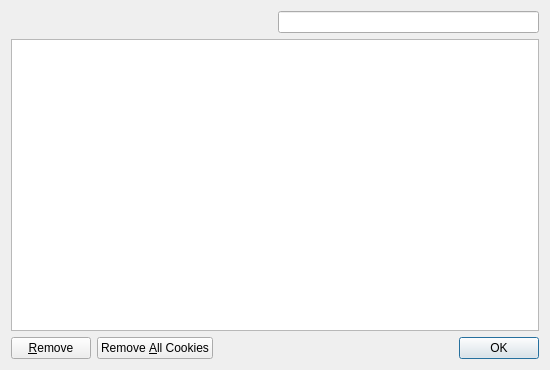
First picture: the form in src/views/browser/cookies.ui, repository trailblazing/tute, before the edit.
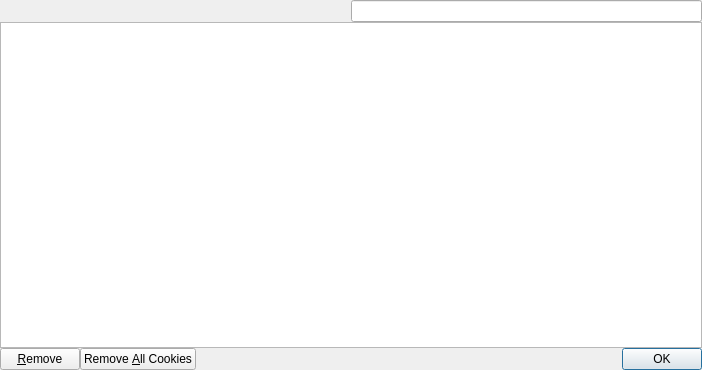
Second picture: the form after the edit. Custom widgets are drawn as their Qt base class.

```diff
--- a/src/views/browser/cookies.ui
+++ b/src/views/browser/cookies.ui
@@ -6,7 +6,7 @@
    <rect>
     <x>0</x>
     <y>0</y>
-    <width>550</width>
+    <width>702</width>
     <height>370</height>
    </rect>
   </property>
@@ -14,6 +14,21 @@
    <string>Cookies</string>
   </property>
   <layout class="QGridLayout">
+   <property name="leftMargin">
+    <number>0</number>
+   </property>
+   <property name="topMargin">
+    <number>0</number>
+   </property>
+   <property name="rightMargin">
+    <number>0</number>
+   </property>
+   <property name="bottomMargin">
+    <number>0</number>
+   </property>
+   <property name="spacing">
+    <number>0</number>
+   </property>
    <item row="0" column="0">
     <spacer>
      <property name="orientation">
@@ -31,10 +46,17 @@
     <widget class="SearchLineEdit" name="search"/>
    </item>
    <item row="1" column="0" colspan="2">
-    <widget class="EditTableView" name="cookiesTable"/>
+    <widget class="EditTableView" name="cookiesTable">
+     <property name="lineWidth">
+      <number>0</number>
+     </property>
+    </widget>
    </item>
    <item row="2" column="0" colspan="2">
     <layout class="QHBoxLayout">
+     <property name="spacing">
+      <number>0</number>
+     </property>
      <item>
       <widget class="QPushButton" name="removeButton">
        <property name="text">
@@ -74,16 +96,16 @@
   </layout>
  </widget>
  <customwidgets>
+  <customwidget>
+   <class>EditTableView</class>
+   <extends>QTableView</extends>
+   <header location="global">edittableview.hxx</header>
+  </customwidget>
   <customwidget>
    <class>SearchLineEdit</class>
    <extends>QLineEdit</extends>
    <header>searchlineedit.h</header>
   </customwidget>
-   <customwidget>
-    <class>EditTableView</class>
-    <extends>QTableView</extends>
-    <header location="global">edittableview.hxx</header>
-   </customwidget>
  </customwidgets>
  <resources/>
  <connections>
```
